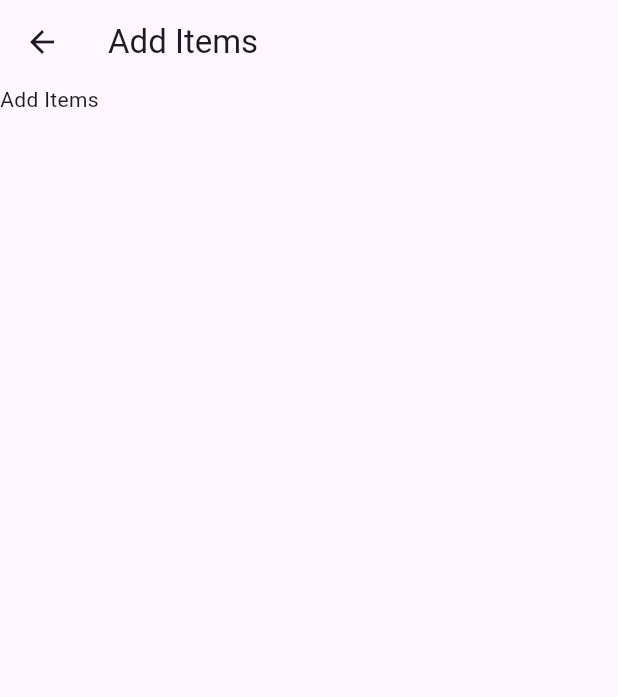
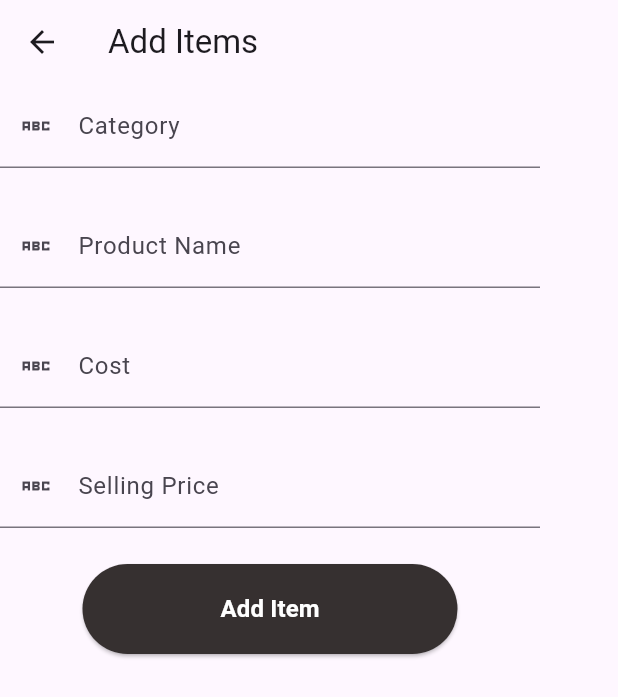
Before and after one commit to ivancsgarcia/inventory, a Flutter app: the AddItemPage screen opened directly, on a phone screen of 412 x 824 dp. Shown: the top 697 px of the screen. Run offline on Flutter 3.47's test engine with Material 3 defaults, Android fonts, the phone set to English and light mode, and no system bars; our stand-ins replace cloud_firestore, firebase_auth, firebase_core, google_sign_in; missing offline and left inert: flutter_facebook_auth; accounts and stored records are empty; network calls fail.

Commit message:
april 11

```diff
--- a/lib/components/textformfield.dart
+++ b/lib/components/textformfield.dart
@@ -10,7 +10,7 @@ class MyTextFormField extends StatelessWidget {
     super.key,
     required this.controller,
     required this.labelText,
-    required this.obscureText,
+    this.obscureText = false,
     required this.icondata,
   });
 
--- a/lib/screens/addItem_page.dart
+++ b/lib/screens/addItem_page.dart
@@ -1,8 +1,31 @@
 import 'package:flutter/material.dart';
-import 'package:flutter/widgets.dart';
+import 'package:flutter_application_1/components/button.dart';
+import 'package:flutter_application_1/components/textformfield.dart';
+import 'package:flutter_application_1/services/firestore.dart';
 
-class AddItemPage extends StatelessWidget {
+class AddItemPage extends StatefulWidget {
   const AddItemPage({super.key});
+
+  @override
+  State<AddItemPage> createState() => _AddItemPageState();
+}
+
+class _AddItemPageState extends State<AddItemPage> {
+  final _categoryController = TextEditingController();
+  final _productNameController = TextEditingController();
+  final _costController = TextEditingController();
+  final _sellingPriceController = TextEditingController();
+
+  final CrudMethods crudMethods = CrudMethods();
+
+  @override
+  void dispose() {
+    _categoryController.dispose();
+    _productNameController.dispose();
+    _costController.dispose();
+    _sellingPriceController.dispose();
+    super.dispose();
+  }
 
   @override
   Widget build(BuildContext context) {
@@ -12,27 +35,53 @@ class AddItemPage extends StatelessWidget {
           'Add Items',
           style: TextStyle(),
         ),
-        // actions: [
-        //   IconButton(
-        //       onPressed: () {},
-        //       icon: const Icon(
-        //         Icons.settings,
-        //         size: 30.0,
-        //       )),
-        //   IconButton(
-        //       onPressed: () {},
-        //       icon: const Icon(
-        //         Icons.search,
-        //         size: 30.0,
-        //       )),
-        // ],
       ),
       body: SafeArea(
         child: SingleChildScrollView(
           child: Container(
-            child: const Column(
+            child: Column(
               children: [
-                Text('Add Items'),
+                Form(
+                    child: Column(
+                  children: [
+                    MyTextFormField(
+                      controller: _categoryController,
+                      icondata: Icons.abc_sharp,
+                      labelText: 'Category',
+                    ),
+                    SizedBox(height: 10),
+                    MyTextFormField(
+                      controller: _productNameController,
+                      icondata: Icons.abc_sharp,
+                      labelText: 'Product Name',
+                    ),
+                    SizedBox(height: 10),
+                    MyTextFormField(
+                      controller: _costController,
+                      icondata: Icons.abc_sharp,
+                      labelText: 'Cost',
+                    ),
+                    SizedBox(height: 10),
+                    MyTextFormField(
+                      controller: _sellingPriceController,
+                      icondata: Icons.abc_sharp,
+                      labelText: 'Selling Price',
+                    ),
+                    SizedBox(height: 10),
+                    MyButton(
+                        onPressed: () {
+                          crudMethods.addItems(
+                            _categoryController.text,
+                            _productNameController.text,
+                            _costController.text,
+                            _sellingPriceController.text,
+                          );
+                        },
+                        text: "Add Item",
+                        bgcolor: const Color(0xFF363030),
+                        textColor: Colors.white)
+                  ],
+                )),
               ],
             ),
           ),
--- a/lib/services/firestore.dart
+++ b/lib/services/firestore.dart
@@ -19,7 +19,6 @@ Future addUserDetails(String firstName, String lastName, String email) async {
       .doc(auth.currentUser?.uid)
       .set(user)
       .then((documentSnapshot) {
-    // print('DocumentSnapshot added with ID: ${documentSnapshot.id}');
     print('User\'s Info added to the database.');
   });
 }
@@ -52,3 +51,34 @@ Future getUserName() async {
         documentSnapshot.get('lastName'));
   });
 }
+
+class CrudMethods {
+  // Get
+
+  // Create
+  Future addItems(
+    String category,
+    String productName,
+    String cost,
+    String sellingPrice,
+  ) async {
+    try {
+      final item = <String, dynamic>{
+        "category": category,
+        "productName": productName,
+        "cost": cost,
+        "sellingPrice": sellingPrice,
+      };
+
+      db
+          .collection("users")
+          .doc(auth.currentUser?.uid)
+          .collection("items")
+          .add(item)
+          .then((DocumentReference doc) =>
+              print('DocumentSnapshot added with ID: ${doc.id}'));
+    } catch (e) {
+      return 'Error adding item';
+    }
+  }
+}
```
